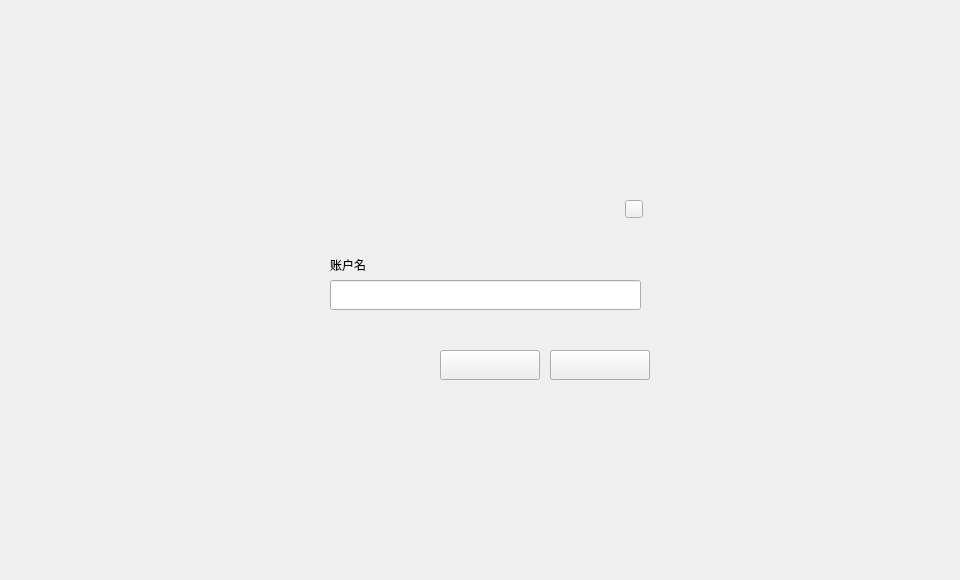
HcashOrg/hx-indicator, file LNKWallet/namedialog.ui: the form before one commit.
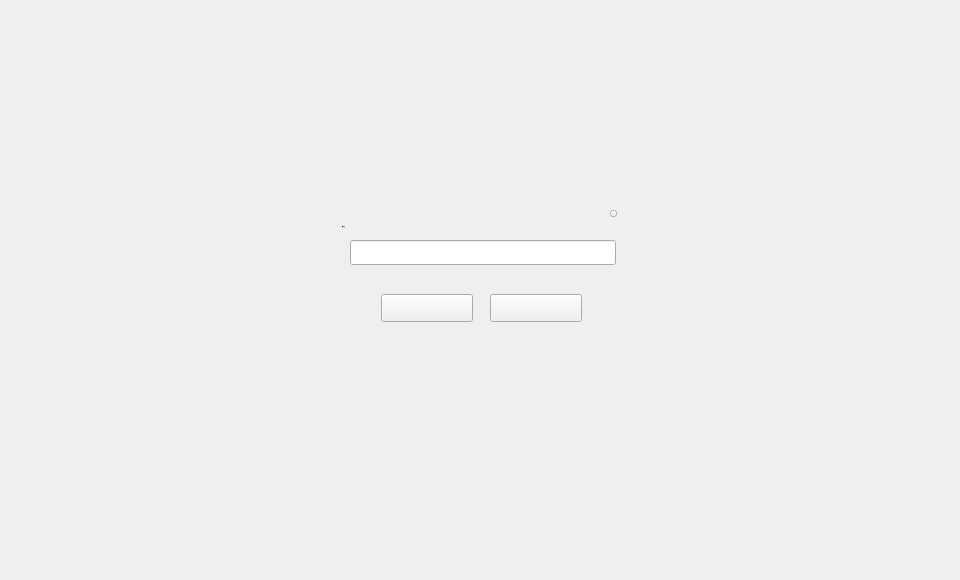
The form after the commit.

The edit to the form file:
```diff
--- a/LNKWallet/namedialog.ui
+++ b/LNKWallet/namedialog.ui
@@ -28,25 +28,25 @@
      <x>0</x>
      <y>0</y>
      <width>960</width>
-     <height>580</height>
+     <height>543</height>
     </rect>
    </property>
    <widget class="QWidget" name="containerWidget" native="true">
     <property name="geometry">
      <rect>
-      <x>290</x>
-      <y>180</y>
-      <width>380</width>
-      <height>220</height>
+      <x>330</x>
+      <y>200</y>
+      <width>300</width>
+      <height>136</height>
      </rect>
     </property>
     <widget class="QToolButton" name="cancelBtn">
      <property name="geometry">
       <rect>
-       <x>260</x>
-       <y>170</y>
-       <width>100</width>
-       <height>30</height>
+       <x>160</x>
+       <y>94</y>
+       <width>92</width>
+       <height>28</height>
       </rect>
      </property>
      <property name="cursor">
@@ -62,10 +62,10 @@
     <widget class="QToolButton" name="okBtn">
      <property name="geometry">
       <rect>
-       <x>150</x>
-       <y>170</y>
-       <width>100</width>
-       <height>30</height>
+       <x>51</x>
+       <y>94</y>
+       <width>92</width>
+       <height>28</height>
       </rect>
      </property>
      <property name="cursor">
@@ -81,10 +81,10 @@
     <widget class="QLabel" name="addressNameTipLabel2">
      <property name="geometry">
       <rect>
-       <x>50</x>
-       <y>130</y>
-       <width>200</width>
-       <height>20</height>
+       <x>20</x>
+       <y>70</y>
+       <width>261</width>
+       <height>16</height>
       </rect>
      </property>
      <property name="text">
@@ -94,10 +94,10 @@
     <widget class="QLineEdit" name="nameLineEdit">
      <property name="geometry">
       <rect>
-       <x>40</x>
-       <y>100</y>
-       <width>311</width>
-       <height>30</height>
+       <x>20</x>
+       <y>40</y>
+       <width>266</width>
+       <height>25</height>
       </rect>
      </property>
      <property name="font">
@@ -128,10 +128,10 @@
     <widget class="QToolButton" name="closeBtn">
      <property name="geometry">
       <rect>
-       <x>335</x>
-       <y>20</y>
-       <width>18</width>
-       <height>18</height>
+       <x>280</x>
+       <y>10</y>
+       <width>7</width>
+       <height>7</height>
       </rect>
      </property>
      <property name="cursor">
@@ -150,18 +150,24 @@
     <widget class="QLabel" name="label_9">
      <property name="geometry">
       <rect>
-       <x>40</x>
-       <y>70</y>
+       <x>12</x>
+       <y>16</y>
        <width>121</width>
-       <height>30</height>
+       <height>21</height>
       </rect>
      </property>
      <property name="font">
       <font>
        <family>Microsoft YaHei UI Light</family>
-       <stylestrategy>PreferDefault</stylestrategy>
+       <pointsize>-1</pointsize>
+       <weight>9</weight>
+       <italic>false</italic>
+       <bold>false</bold>
       </font>
      </property>
+     <property name="styleSheet">
+      <string notr="true">font: 75 9px &quot;Microsoft YaHei UI Light&quot;;</string>
+     </property>
      <property name="text">
       <string>账户名</string>
      </property>
```
